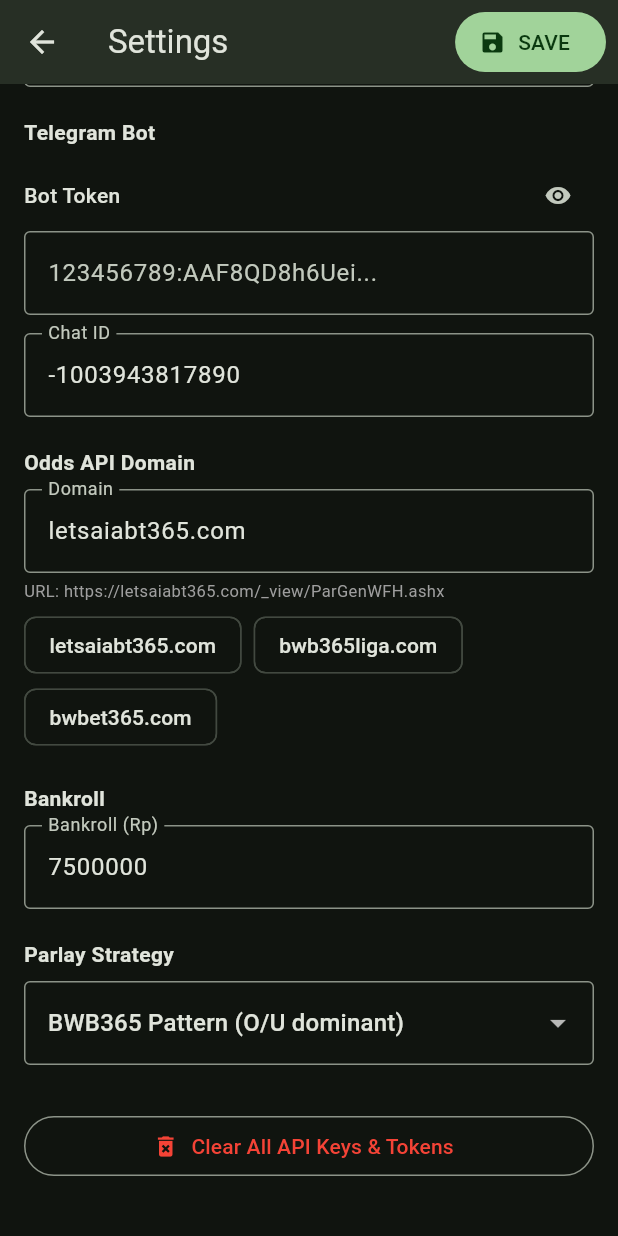
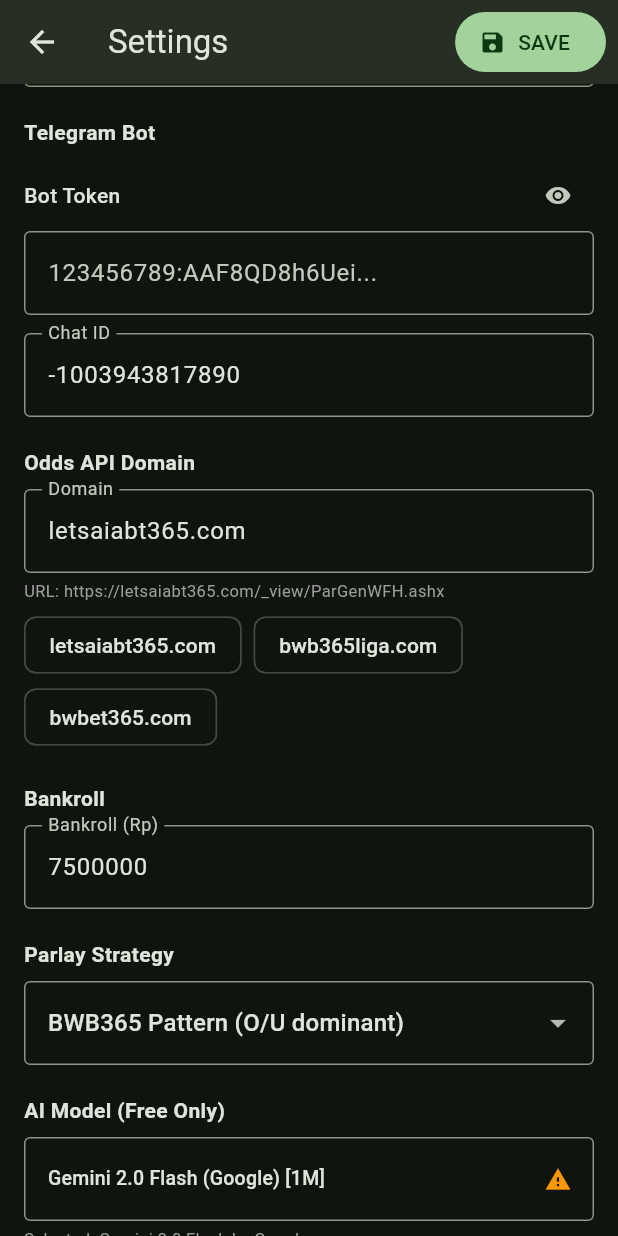
Before and after one commit to rudiawenk6/mix-parlay-tracker, a Flutter app: the SettingsScreen screen opened directly, scrolled down 222 dp, on a phone screen of 412 x 824 dp. Run offline on Flutter 3.47's test engine with Material 3 defaults, Android fonts, the phone set to English and light mode, and no system bars; our stand-ins replace shared_preferences; missing offline and left inert: encrypt; accounts and stored records are empty.

Commit message:
Fix fetch odds: multi-domain fallback, timeout, better headers, AI model dropdown
- OddsService: try primary domain first, fallback to letsaiabt365.com + bwbet365.com
- OddsService: 15sec timeout, proper Android User-Agent
- OddsService: catch ClientException for network errors
- Settings: AI Model dropdown (12 free OpenRouter models)
- Settings: show model name + provider + context size
- AiService: use selected model from settings
- AiService: handle 402/429 rate limit errors
- AiModels: 12 free models list (Gemini, Llama, DeepSeek, Mistral, Qwen, etc)

```diff
--- a/lib/screens/settings_screen.dart
+++ b/lib/screens/settings_screen.dart
@@ -1,6 +1,7 @@
 import 'package:flutter/material.dart';
 import '../services/settings_service.dart';
 import '../services/crypto_service.dart';
+import '../services/ai_models.dart';
 
 class SettingsScreen extends StatefulWidget {
   const SettingsScreen({super.key});
@@ -248,6 +249,33 @@ class _SettingsScreenState extends State<SettingsScreen> {
             },
             decoration: const InputDecoration(border: OutlineInputBorder()),
           ),
+          const SizedBox(height: 20),
+
+          // AI MODEL (FREE only)
+          _sectionHeader('AI Model (Free Only)'),
+          DropdownButtonFormField<String>(
+            value: _settings.aiModel,
+            items: AiModels.freeModels.map((m) => DropdownMenuItem(
+              value: m['id'],
+              child: Text('${m['name']} (${m['provider']}) [${m['ctx']}]', style: const TextStyle(fontSize: 13)),
+            )).toList(),
+            onChanged: (v) {
+              if (v != null) {
+                _settings.saveAiModel(v);
+                setState(() {});
+              }
+            },
+            decoration: InputDecoration(
+              border: const OutlineInputBorder(),
+              suffixIcon: _settings.hasOpenRouterKey ? null : const Tooltip(
+                message: 'Set OpenRouter key first',
+                child: Icon(Icons.warning, color: Colors.orange, size: 18),
+              ),
+            ),
+          ),
+          const SizedBox(height: 4),
+          Text('Selected: ${AiModels.getModelName(_settings.aiModel)} by ${AiModels.getProvider(_settings.aiModel)}',
+            style: const TextStyle(fontSize: 11, color: Colors.grey)),
           const SizedBox(height: 30),
 
           // CLEAR
--- /dev/null
+++ b/lib/services/ai_models.dart
@@ -0,0 +1,31 @@
+/// Available free models on OpenRouter
+class AiModels {
+  static const List<Map<String, String>> freeModels = [
+    {'id': 'google/gemini-2.0-flash-001', 'name': 'Gemini 2.0 Flash', 'provider': 'Google', 'ctx': '1M'},
+    {'id': 'meta-llama/llama-4-maverick:free', 'name': 'Llama 4 Maverick', 'provider': 'Meta', 'ctx': '128K'},
+    {'id': 'meta-llama/llama-4-scout:free', 'name': 'Llama 4 Scout', 'provider': 'Meta', 'ctx': '128K'},
+    {'id': 'meta-llama/llama-3.3-70b-instruct:free', 'name': 'Llama 3.3 70B', 'provider': 'Meta', 'ctx': '128K'},
+    {'id': 'mistralai/mistral-small-3.1-24b-instruct:free', 'name': 'Mistral Small 3.1', 'provider': 'Mistral', 'ctx': '128K'},
+    {'id': 'qwen/qwen3-32b:free', 'name': 'Qwen 3 32B', 'provider': 'Qwen', 'ctx': '128K'},
+    {'id': 'qwen/qwen3-14b:free', 'name': 'Qwen 3 14B', 'provider': 'Qwen', 'ctx': '128K'},
+    {'id': 'qwen/qwen3-8b:free', 'name': 'Qwen 3 8B', 'provider': 'Qwen', 'ctx': '32K'},
+    {'id': 'deepseek/deepseek-r1-0528:free', 'name': 'DeepSeek R1', 'provider': 'DeepSeek', 'ctx': '64K'},
+    {'id': 'deepseek/deepseek-chat-v3-0324:free', 'name': 'DeepSeek V3', 'provider': 'DeepSeek', 'ctx': '64K'},
+    {'id': 'microsoft/mai-ds-r1:free', 'name': 'MAI DS R1', 'provider': 'Microsoft', 'ctx': '64K'},
+    {'id': 'nvidia/llama-3.1-nemotron-70b-instruct:free', 'name': 'Nemotron 70B', 'provider': 'NVIDIA', 'ctx': '128K'},
+  ];
+
+  static String defaultModel = freeModels[0]['id']!;
+
+  static String getModelName(String id) {
+    final found = freeModels.where((m) => m['id'] == id);
+    if (found.isNotEmpty) return found.first['name']!;
+    return id.split('/').last;
+  }
+
+  static String getProvider(String id) {
+    final found = freeModels.where((m) => m['id'] == id);
+    if (found.isNotEmpty) return found.first['provider']!;
+    return '';
+  }
+}
--- a/lib/services/ai_service.dart
+++ b/lib/services/ai_service.dart
@@ -1,17 +1,20 @@
 import 'dart:convert';
 import 'package:http/http.dart' as http;
 import 'settings_service.dart';
+import 'ai_models.dart';
 
-/// AI analysis via OpenRouter API
+/// AI analysis via OpenRouter API (FREE models only)
 class AiService {
   static const _baseUrl = 'https://openrouter.ai/api/v1/chat/completions';
 
   /// Analyze parlay picks using AI
-  static Future<String> analyzeParlay(String parlayInfo) async {
+  static Future<String> analyzeParlay(String parlayInfo, {String? modelId}) async {
     final settings = SettingsService.instance;
     if (!settings.hasOpenRouterKey) {
       return 'Set OpenRouter API key first in Settings.';
     }
+
+    final model = modelId ?? settings.aiModel;
 
     try {
       final resp = await http.post(
@@ -22,7 +25,7 @@ class AiService {
           'HTTP-Referer': 'https://mix-parlay-tracker.app',
         },
         body: json.encode({
-          'model': 'google/gemini-2.0-flash-001',
+          'model': model,
           'messages': [
             {
               'role': 'system',
@@ -36,7 +39,7 @@ Rules based on BWB365 winning pattern (29/29 legs ALL WIN):
 - Chile Cup = AH favorite small + Over
 - Brazil Serie B = O/U 2.5 balanced
 - 10 leg max, 1 match = 1 leg only (no duplicate)
-- Answer in Indonesian.''',
+- Answer in Indonesian. Be concise and practical.''',
             },
             {
               'role': 'user',
@@ -50,8 +53,10 @@ Rules based on BWB365 winning pattern (29/29 legs ALL WIN):
       if (resp.statusCode == 200) {
         final data = json.decode(resp.body);
         return data['choices'][0]['message']['content'] ?? 'No analysis';
+      } else if (resp.statusCode == 402 || resp.statusCode == 429) {
+        return 'Rate limit or quota exceeded. Try a different free model in Settings.';
       } else {
-        return 'AI Error: ${resp.statusCode}';
+        return 'AI Error ${resp.statusCode}: ${resp.body.substring(0, 200)}';
       }
     } catch (e) {
       return 'AI Error: $e';
--- a/lib/services/settings_service.dart
+++ b/lib/services/settings_service.dart
@@ -11,6 +11,7 @@ class SettingsService {
   static const _keyBwbDomain = 'bwb_domain';
   static const _keyBankroll = 'bankroll';
   static const _keyParlayStrategy = 'parlay_strategy';
+  static const _keyAiModel = 'ai_model';
 
   static SettingsService? _instance;
   static SettingsService get instance => _instance ??= SettingsService._();
@@ -26,6 +27,7 @@ class SettingsService {
   String bwbDomain = 'letsaiabt365.com';
   double bankroll = 7500000;
   String parlayStrategy = 'bwb365'; // bwb365, oddeven, conservative
+  String aiModel = 'google/gemini-2.0-flash-001'; // default free model
 
   // Getters (never expose raw values in logs)
   String get openRouterKey => _openRouterKey;
@@ -53,6 +55,7 @@ class SettingsService {
     bwbDomain = prefs.getString(_keyBwbDomain) ?? 'letsaiabt365.com';
     bankroll = prefs.getDouble(_keyBankroll) ?? 7500000;
     parlayStrategy = prefs.getString(_keyParlayStrategy) ?? 'bwb365';
+    aiModel = prefs.getString(_keyAiModel) ?? 'google/gemini-2.0-flash-001';
   }
 
   Future<bool> saveOpenRouterKey(String key) async {
@@ -97,6 +100,12 @@ class SettingsService {
     await prefs.setString(_keyParlayStrategy, strategy);
   }
 
+  Future<void> saveAiModel(String model) async {
+    aiModel = model;
+    final prefs = await SharedPreferences.getInstance();
+    await prefs.setString(_keyAiModel, model);
+  }
+
   /// Clear all sensitive data (logout)
   Future<void> clearSensitive() async {
     _openRouterKey = '';
```
Also changed, not shown: lib/services/odds_service.dart (+54 -109 lines).
